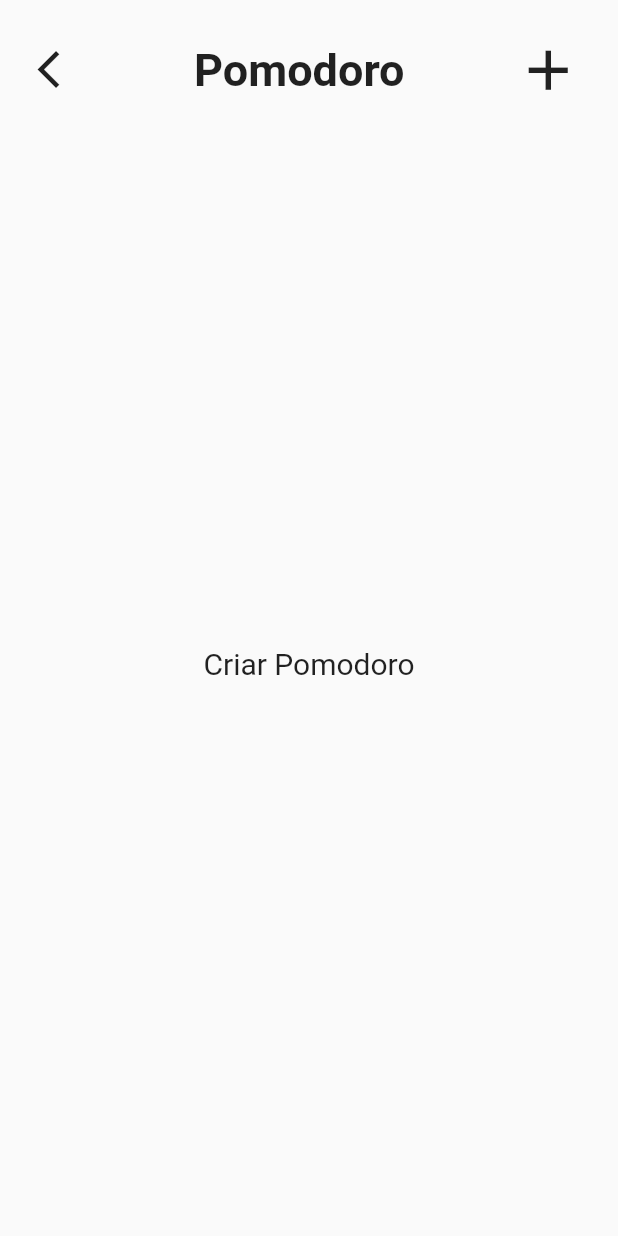
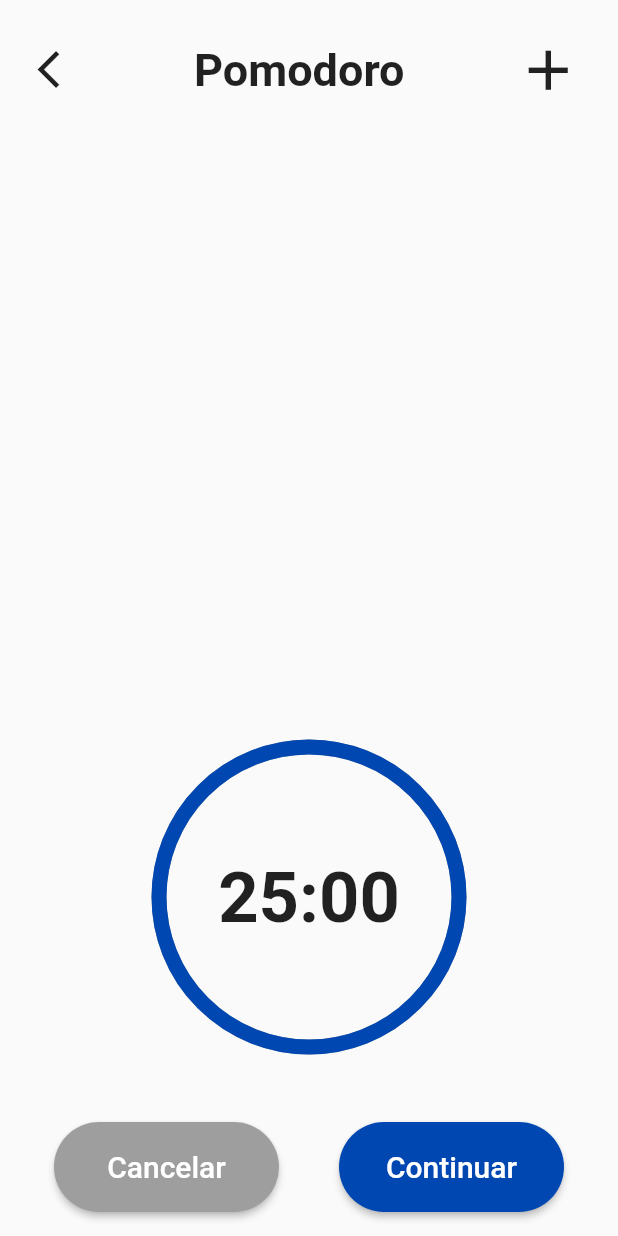
Before and after one commit to gchavess/taskwise-mobile, a Flutter app: the MyPomodoro screen opened directly, on a phone screen of 412 x 824 dp. Run offline on Flutter 3.47's test engine with Material 2 defaults, Android fonts, the light colour scheme and no system bars; our stand-ins replace dio, dotted_border, google_fonts, timeline_tile.

Commit message:
PartePomodoro

```diff
--- a/lib/screens/pomodoro/my_pomodoro.dart
+++ b/lib/screens/pomodoro/my_pomodoro.dart
@@ -1,7 +1,8 @@
 import 'package:flutter/material.dart';
+import 'dart:async';
 
 class MyPomodoro extends StatelessWidget {
-  const MyPomodoro({super.key});
+  const MyPomodoro({Key? key});
 
   @override
   Widget build(BuildContext context) {
@@ -27,26 +28,235 @@ class MyPomodoro extends StatelessWidget {
                   ),
                 ),
                 IconButton(
-                  onPressed: () => Navigator.of(context).pop(null),
+                  onPressed: () {
+                    // Adicione o código para iniciar o cronômetro aqui
+                  },
                   icon: const Icon(Icons.add),
                   iconSize: 45,
                 ),
               ],
             ),
-            const Expanded(
-              child: Center(
-                child: Text(
-                  'Criar Pomodoro',
-                  style: TextStyle(
-                    fontSize: 20,
-                    fontWeight: FontWeight.w400
-                  ),
-                ),
-              ),
-            ),
+            const TimerWidget(durationInSeconds: 25 * 60), // 25 minutos em segundos
           ],
         ),
       ),
     );
   }
 }
+
+class TimerWidget extends StatefulWidget {
+  final int durationInSeconds;
+
+  const TimerWidget({required this.durationInSeconds});
+
+  @override
+  _TimerWidgetState createState() => _TimerWidgetState();
+}
+
+class _TimerWidgetState extends State<TimerWidget>
+    with SingleTickerProviderStateMixin {
+  late AnimationController _controller;
+  late Animation<double> _animation;
+  late int _currentTime;
+  bool _isPaused = false;
+
+  @override
+  void initState() {
+    super.initState();
+    _currentTime = widget.durationInSeconds;
+    _controller = AnimationController(
+      vsync: this,
+      duration: Duration(seconds: widget.durationInSeconds),
+    );
+    _animation = Tween<double>(begin: 1, end: 0).animate(_controller)
+      ..addListener(() {
+        setState(() {});
+      });
+  }
+
+  void startTimer() {
+    _controller.reverse(from: _currentTime / widget.durationInSeconds);
+    _controller.addStatusListener((status) {
+      if (status == AnimationStatus.completed) {
+        // Timer completed
+      }
+    });
+    const oneSec = Duration(seconds: 1);
+    Timer.periodic(oneSec, (timer) {
+      setState(() {
+        if (!_isPaused) {
+          if (_currentTime < 1) {
+            timer.cancel();
+          } else {
+            _currentTime--;
+            _controller.value = _currentTime / widget.durationInSeconds;
+          }
+        }
+      });
+    });
+  }
+
+  String get timerText {
+    int minutes = _currentTime ~/ 60;
+    int seconds = _currentTime % 60;
+    return '$minutes:${seconds.toString().padLeft(2, '0')}';
+  }
+
+  @override
+  void dispose() {
+    _controller.dispose();
+    super.dispose();
+  }
+
+  @override
+  Widget build(BuildContext context) {
+    return Column(
+      children: [
+        Container(
+          width: 200.0,
+          height: 200.0,
+          child: CustomPaint(
+            painter: TimerPainter(
+              percentage: _animation.value,
+            ),
+            child: Center(
+              child: Text(
+                timerText,
+                style: const TextStyle(
+                  fontSize: 47.0, // Tamanho do texto aumentado para 47
+                  fontWeight: FontWeight.w700, // Texto em negrito para aumentar o peso
+                ),
+              ),
+            ),
+          ),
+        ),
+        const SizedBox(height: 50),
+        Row(
+          mainAxisAlignment: MainAxisAlignment.spaceAround,
+          children: [
+            ElevatedButton(
+              onPressed: () {
+                cancelTimer();
+              },
+              style: ElevatedButton.styleFrom(
+                shape: RoundedRectangleBorder(
+                  borderRadius: BorderRadius.circular(40.0),
+                ),
+                primary: Colors.grey,
+                minimumSize: const Size(150, 60),
+              ),
+              child: const Text(
+                'Cancelar',
+                style: TextStyle(
+                  color: Colors.white,
+                  fontSize: 20,
+                  fontWeight: FontWeight.w500,
+                ),
+              ),
+            ),
+            ElevatedButton(
+              onPressed: () {
+                showModal();
+              },
+              style: ElevatedButton.styleFrom(
+                shape: RoundedRectangleBorder(
+                  borderRadius: BorderRadius.circular(40.0),
+                ),
+                primary: const Color.fromARGB(255, 0, 71, 178),
+                minimumSize: const Size(150, 60),
+              ),
+              child: const Text(
+                'Continuar',
+                style: TextStyle(
+                  color: Colors.white,
+                  fontSize: 20,
+                  fontWeight: FontWeight.w500,
+                ),
+              ),
+            ),
+          ],
+        ),
+      ],
+    );
+  }
+
+  void showModal() {
+    showDialog(
+      context: context,
+      builder: (BuildContext context) {
+        return AlertDialog(
+          title: const Text('Iniciar Timer'),
+          content: const Text('Deseja iniciar o cronômetro?'),
+          actions: [
+            TextButton(
+              onPressed: () {
+                Navigator.of(context).pop();
+              },
+              child: const Text('Cancelar'),
+            ),
+            ElevatedButton(
+              onPressed: () {
+                _isPaused = false;
+                startTimer();
+                Navigator.of(context).pop();
+              },
+              child: const Text('Iniciar Timer'),
+            ),
+          ],
+        );
+      },
+    );
+  }
+
+  void cancelTimer() {
+    _isPaused = true;
+    setState(() {
+      _currentTime = widget.durationInSeconds;
+    });
+  }
+}
+
+class TimerPainter extends CustomPainter {
+  final double percentage;
+
+  TimerPainter({required this.percentage});
+
+  @override
+  void paint(Canvas canvas, Size size) {
+    Paint paint = Paint()
+      ..color = Colors.grey // Definindo a cor do círculo cinza
+      ..strokeWidth = 10.0
+      ..strokeCap = StrokeCap.round
+      ..style = PaintingStyle.stroke;
+
+    Paint progressPaint = Paint()
+      ..color = const Color.fromARGB(255, 0, 71, 178) // Cor da linha de progresso
+      ..strokeWidth = 10.0
+      ..strokeCap = StrokeCap.round
+      ..style = PaintingStyle.stroke;
+
+    Offset center = Offset(size.width / 2, size.height / 2);
+    double radius = size.width / 2;
+
+    canvas.drawCircle(center, radius, paint); // Desenhar o círculo cinza
+
+    canvas.drawArc(
+      Rect.fromCircle(center: center, radius: radius),
+      -90 * (3.1415926535897932 / 180),
+      3.1415926535897932 * 2 * percentage,
+      false,
+      progressPaint, // Desenhar a linha de progresso com a cor definida
+    );
+  }
+
+  @override
+  bool shouldRepaint(covariant CustomPainter oldDelegate) {
+    return true;
+  }
+}
+
+void main() {
+  runApp(MaterialApp(
+    home: MyPomodoro(),
+  ));
+}
```
